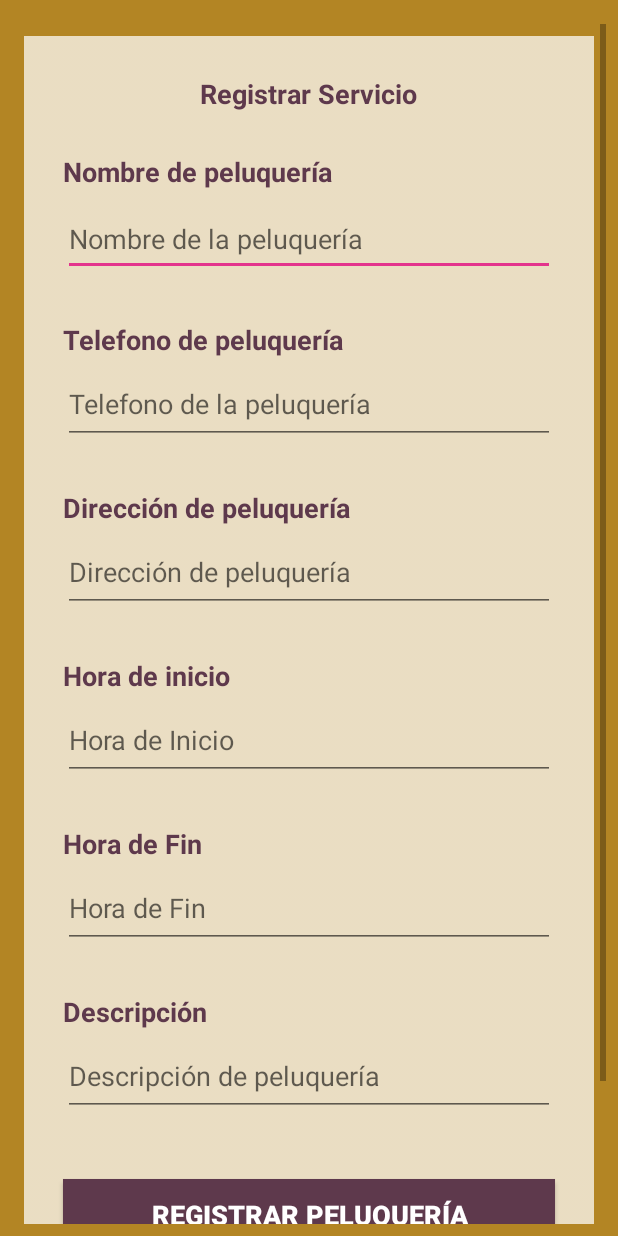
After one commit to dnatividadlecca/TP1, an Android app: the layout activity_registrar_cita.xml on its own in the app's theme, with its tools: preview values and no code run, on a phone screen of 412 x 824 dp. The commit adds this screen. Run offline under Robolectric (Android 15) with nearby library versions, the phone set to English and light mode, and no system bars.

Commit message:
registro_peluqueria
Peluqueria con pantalla

```diff
--- a/CutApp/app/src/main/AndroidManifest.xml
+++ b/CutApp/app/src/main/AndroidManifest.xml
@@ -34,7 +34,7 @@
         <activity android:name=".ActualizarPedidosActivity" /> <!-- Notificaciones -->
         <activity android:name=".UbicanosActivity" /> <!-- Google Maps -->
         <activity android:name=".CatalogoActivity" /> <!-- llave de google maps -->
-        <activity android:name=".ReportePedidosActivity" />
+        <activity android:name=".RegistrarCitaActivity" />
         <activity android:name=".PedidosActivity" />
         <activity android:name=".MisPedidosActivity" />
         <activity android:name=".ContactenosActivity" />
--- a/CutApp/app/src/main/java/com/dnatividad/cutapp/CatalogoActivity.java
+++ b/CutApp/app/src/main/java/com/dnatividad/cutapp/CatalogoActivity.java
@@ -256,7 +256,7 @@ public class CatalogoActivity extends AppCompatActivity {
         startActivity(misproducto);
     }
     public void Reportes(){
-        Intent reporte = new Intent(this, ReportePedidosActivity.class);
+        Intent reporte = new Intent(this, RegistrarCitaActivity.class);
         startActivity(reporte);
     }
     private void cerrarSesion(){
--- a/CutApp/app/src/main/java/com/dnatividad/cutapp/LoginActivity.java
+++ b/CutApp/app/src/main/java/com/dnatividad/cutapp/LoginActivity.java
@@ -255,7 +255,7 @@ public class LoginActivity extends AppCompatActivity {
         }
 
         public void Reportes(){
-            Intent reporte = new Intent(this, ReportePedidosActivity.class);
+            Intent reporte = new Intent(this, RegistrarCitaActivity.class);
             startActivity(reporte);
         }
     //endregion
--- /dev/null
+++ b/CutApp/app/src/main/res/layout/activity_registrar_cita.xml
@@ -0,0 +1,298 @@
+<?xml version="1.0" encoding="utf-8"?>
+<androidx.constraintlayout.widget.ConstraintLayout
+    xmlns:android="http://schemas.android.com/apk/res/android"
+    xmlns:app="http://schemas.android.com/apk/res-auto"
+    xmlns:tools="http://schemas.android.com/tools"
+    android:layout_width="match_parent"
+    android:layout_height="match_parent"
+    android:background="#B38524"
+    tools:context=".RegistrarCitaActivity">
+
+    <ScrollView
+
+        android:layout_width="fill_parent"
+        android:layout_height="fill_parent"
+        android:layout_alignParentTop="true"
+        android:layout_alignParentEnd="true"
+        android:layout_alignParentRight="true"
+        android:layout_marginStart="8dp"
+        android:layout_marginLeft="8dp"
+        android:layout_marginTop="16dp"
+        android:layout_marginEnd="8dp"
+        android:layout_marginRight="8dp"
+        android:layout_marginBottom="8dp"
+        app:layout_constraintBottom_toBottomOf="parent"
+        app:layout_constraintEnd_toEndOf="parent"
+        app:layout_constraintStart_toStartOf="parent"
+        app:layout_constraintTop_toTopOf="parent">
+
+        <LinearLayout
+            android:id="@+id/scrollview1"
+            android:layout_width="fill_parent"
+            android:layout_height="fill_parent"
+            android:layout_alignParentTop="true"
+            android:layout_alignParentEnd="true"
+            android:layout_alignParentRight="true"
+            android:layout_marginStart="8dp"
+            android:layout_marginLeft="8dp"
+            android:layout_marginTop="8dp"
+            android:layout_marginEnd="8dp"
+            android:layout_marginRight="8dp"
+            android:layout_marginBottom="8dp"
+            android:background="@drawable/transparente"
+            android:orientation="vertical"
+            android:padding="10dp"
+            android:paddingLeft="10dp"
+            android:paddingTop="10dp"
+            android:paddingRight="10dp"
+            app:layout_constraintBottom_toBottomOf="parent"
+            app:layout_constraintEnd_toEndOf="parent"
+            app:layout_constraintStart_toStartOf="parent"
+            app:layout_constraintTop_toTopOf="parent"
+            app:layout_constraintVertical_bias="0.807"
+            tools:layout_editor_absoluteX="21dp"
+            tools:layout_editor_absoluteY="46dp">
+
+
+            <TextView
+                android:id="@+id/reg_prod_titulo_prindipal"
+                android:layout_width="210dp"
+                android:layout_height="36dp"
+                android:layout_marginStart="0dp"
+                android:layout_marginLeft="0dp"
+                android:layout_marginTop="16dp"
+                android:gravity="center_horizontal"
+                android:layout_gravity="center"
+                android:paddingBottom="10sp"
+                android:text="Registrar Servicio"
+                android:textAlignment="center"
+                android:textColor="#5E394C"
+                android:textSize="18sp"
+                android:textStyle="bold" />
+
+            <TextView
+                android:id="@+id/reg_prod_etiq_lbl_titulo"
+                android:layout_width="wrap_content"
+                android:layout_height="wrap_content"
+                android:layout_marginStart="16dp"
+                android:layout_marginLeft="16dp"
+                android:layout_marginTop="16dp"
+                android:text="Nombre de peluquería"
+                android:textColor="#5E394C"
+                android:textSize="18sp"
+                android:textStyle="bold"
+                app:layout_constraintStart_toStartOf="parent"
+                app:layout_constraintTop_toBottomOf="@+id/reg_prod_etiq_txt_cod" />
+
+            <EditText
+                android:id="@+id/nombre_peluqueria"
+                android:layout_width="match_parent"
+                android:layout_height="49dp"
+                android:layout_marginEnd="16dp"
+                android:layout_marginLeft="16dp"
+                android:layout_marginRight="16dp"
+                android:layout_marginStart="16dp"
+                android:layout_marginTop="8dp"
+                android:hint="Nombre de la peluquería"
+                android:inputType="textPersonName"
+                android:maxLength="35"
+                android:textAllCaps="false"
+                app:layout_constraintEnd_toEndOf="parent"
+                app:layout_constraintStart_toStartOf="parent"
+                app:layout_constraintTop_toBottomOf="@+id/reg_prod_etiq_lbl_titulo" />
+
+            <TextView
+                android:id="@+id/txttelefonoPeluqueria"
+                android:layout_width="wrap_content"
+                android:layout_height="wrap_content"
+                android:layout_marginStart="16dp"
+                android:layout_marginLeft="16dp"
+                android:layout_marginTop="30dp"
+                android:text="Telefono de peluquería"
+                android:textColor="#5E394C"
+                android:textSize="18sp"
+                android:textStyle="bold"
+                app:layout_constraintStart_toStartOf="parent"
+                app:layout_constraintTop_toBottomOf="@+id/reg_nombreServicio" />
+
+            <EditText
+                android:id="@+id/telefono_peluqueria"
+                android:layout_width="match_parent"
+                android:layout_height="49dp"
+                android:layout_marginEnd="16dp"
+                android:layout_marginLeft="16dp"
+                android:layout_marginRight="16dp"
+                android:layout_marginStart="16dp"
+                android:layout_marginTop="8dp"
+                android:gravity="top"
+                android:hint="Telefono de la peluquería"
+                android:inputType="textMultiLine|textPersonName"
+                android:maxLength="250"
+                android:textAllCaps="false"
+                android:textColor="#070113"
+                app:layout_constraintEnd_toEndOf="parent"
+                app:layout_constraintStart_toStartOf="parent"
+                app:layout_constraintTop_toBottomOf="@+id/reg_prod_etiq_lbl_descripcion" />
+
+            <TextView
+                android:id="@+id/txtDireccion"
+                android:layout_width="wrap_content"
+                android:layout_height="wrap_content"
+                android:layout_marginStart="16dp"
+                android:layout_marginLeft="16dp"
+                android:layout_marginTop="30dp"
+                android:text="Dirección de peluquería"
+                android:textColor="#5E394C"
+                android:textSize="18sp"
+                android:textStyle="bold"
+                app:layout_constraintStart_toStartOf="parent"
+                app:layout_constraintTop_toBottomOf="@+id/reg_nombreServicio" />
+
+            <EditText
+                android:id="@+id/direccion_peluqueria"
+                android:layout_width="match_parent"
+                android:layout_height="49dp"
+                android:layout_marginEnd="16dp"
+                android:layout_marginLeft="16dp"
+                android:layout_marginRight="16dp"
+                android:layout_marginStart="16dp"
+                android:layout_marginTop="8dp"
+                android:gravity="top"
+                android:hint="Dirección de peluquería"
+                android:inputType="textMultiLine|textPersonName"
+                android:maxLength="250"
+                android:textAllCaps="false"
+                android:textColor="#070113"
+                app:layout_constraintEnd_toEndOf="parent"
+                app:layout_constraintStart_toStartOf="parent"
+                app:layout_constraintTop_toBottomOf="@+id/reg_prod_etiq_lbl_descripcion" />
+
+            <TextView
+                android:id="@+id/txtHora"
+                android:layout_width="wrap_content"
+                android:layout_height="wrap_content"
+                android:layout_marginStart="16dp"
+                android:layout_marginLeft="16dp"
+                android:layout_marginTop="30dp"
+                android:text="Hora de inicio"
+                android:textColor="#5E394C"
+                android:textSize="18sp"
+                android:textStyle="bold"
+                app:layout_constraintStart_toStartOf="parent"
+                app:layout_constraintTop_toBottomOf="@+id/reg_nombreServicio" />
+
+            <EditText
+                android:id="@+id/hora_inicio"
+                android:layout_width="match_parent"
+                android:layout_height="49dp"
+                android:layout_marginEnd="16dp"
+                android:layout_marginLeft="16dp"
+                android:layout_marginRight="16dp"
+                android:layout_marginStart="16dp"
+                android:layout_marginTop="8dp"
+                android:gravity="top"
+                android:hint="Hora de Inicio"
+                android:inputType="textMultiLine|textPersonName"
+                android:maxLength="250"
+                android:textAllCaps="false"
+                android:textColor="#070113"
+                app:layout_constraintEnd_toEndOf="parent"
+                app:layout_constraintStart_toStartOf="parent"
+                app:layout_constraintTop_toBottomOf="@+id/reg_prod_etiq_lbl_descripcion" />
+
+
+            <TextView
+                android:id="@+id/txtHoraf"
+                android:layout_width="wrap_content"
+                android:layout_height="wrap_content"
+                android:layout_marginStart="16dp"
+                android:layout_marginLeft="16dp"
+                android:layout_marginTop="30dp"
+                android:text="Hora de Fin"
+                android:textColor="#5E394C"
+                android:textSize="18sp"
+                android:textStyle="bold"
+                app:layout_constraintStart_toStartOf="parent"
+                app:layout_constraintTop_toBottomOf="@+id/reg_nombreServicio" />
+
+
+            <EditText
+                android:id="@+id/hora_fin"
+                android:layout_width="match_parent"
+                android:layout_height="49dp"
+                android:layout_marginEnd="16dp"
+                android:layout_marginLeft="16dp"
+                android:layout_marginRight="16dp"
+                android:layout_marginStart="16dp"
+                android:layout_marginTop="8dp"
+                android:gravity="top"
+                android:hint="Hora de Fin"
+                android:inputType="textMultiLine|textPersonName"
+                android:maxLength="250"
+                android:textAllCaps="false"
+                android:textColor="#070113"
+                app:layout_constraintEnd_toEndOf="parent"
+                app:layout_constraintStart_toStartOf="parent"
+                app:layout_constraintTop_toBottomOf="@+id/reg_prod_etiq_lbl_descripcion" />
+
+            <TextView
+                android:id="@+id/txtDesc"
+                android:layout_width="wrap_content"
+                android:layout_height="wrap_content"
+                android:layout_marginStart="16dp"
+                android:layout_marginLeft="16dp"
+                android:layout_marginTop="30dp"
+                android:text="Descripción"
+                android:textColor="#5E394C"
+                android:textSize="18sp"
+                android:textStyle="bold"
+                app:layout_constraintStart_toStartOf="parent"
+                app:layout_constraintTop_toBottomOf="@+id/reg_nombreServicio" />
+
+            <EditText
+                android:id="@+id/descripcion_peluqueria"
+                android:layout_width="match_parent"
+                android:layout_height="49dp"
+                android:layout_marginEnd="16dp"
+                android:layout_marginLeft="16dp"
+                android:layout_marginRight="16dp"
+                android:layout_marginStart="16dp"
+                android:layout_marginTop="8dp"
+                android:gravity="top"
+                android:hint="Descripción de peluquería"
+                android:inputType="textMultiLine|textPersonName"
+                android:maxLength="250"
+                android:textAllCaps="false"
+                android:textColor="#070113"
+                app:layout_constraintEnd_toEndOf="parent"
+                app:layout_constraintStart_toStartOf="parent"
+                app:layout_constraintTop_toBottomOf="@+id/reg_prod_etiq_lbl_descripcion" />
+
+
+            <Button
+                android:id="@+id/reg_prod_etiq_btn_registrar"
+                android:layout_width="match_parent"
+                android:layout_height="wrap_content"
+
+                android:layout_marginStart="16dp"
+                android:layout_marginLeft="16dp"
+                android:layout_marginTop="42dp"
+                android:layout_marginEnd="16dp"
+                android:layout_marginRight="16dp"
+                android:background="#5E394C"
+                android:onClick="Reg_peluqueria"
+                android:text="Registrar Peluquería"
+                android:textColor="#FFFFFF"
+                android:textSize="18sp"
+                android:textStyle="bold"
+                app:layout_constraintEnd_toEndOf="parent"
+                app:layout_constraintHorizontal_bias="0.0"
+                app:layout_constraintStart_toStartOf="parent"
+                app:layout_constraintTop_toBottomOf="@+id/reg_costoServicio" />
+
+
+        </LinearLayout>
+    </ScrollView>
+
+
+</androidx.constraintlayout.widget.ConstraintLayout>
--- a/CutApp/app/src/main/res/layout/activity_registrar_servicio.xml
+++ b/CutApp/app/src/main/res/layout/activity_registrar_servicio.xml
@@ -1,5 +1,6 @@
 <?xml version="1.0" encoding="utf-8"?>
-<androidx.constraintlayout.widget.ConstraintLayout xmlns:android="http://schemas.android.com/apk/res/android"
+<androidx.constraintlayout.widget.ConstraintLayout
+    xmlns:android="http://schemas.android.com/apk/res/android"
     xmlns:app="http://schemas.android.com/apk/res-auto"
     xmlns:tools="http://schemas.android.com/tools"
     android:layout_width="match_parent"
--- a/CutApp/app/src/main/res/layout/activity_reporte_pedidos.xml
+++ b/CutApp/app/src/main/res/layout/activity_reporte_pedidos.xml
@@ -5,7 +5,7 @@
     android:layout_width="match_parent"
     android:layout_height="match_parent"
     android:background="#B38524"
-    tools:context=".ReportePedidosActivity">
+    tools:context=".RegistrarCitaActivity">
 
     <ListView
         android:id="@+id/listaMisPedidos"
```
Also changed, not shown: CutApp/app/src/main/java/com/dnatividad/cutapp/RegistrarCitaActivity.java (renamed from CutApp/app/src/main/java/com/dnatividad/cutapp/ReportePedidosActivity.java, +114 -84 lines), 1 other file.
